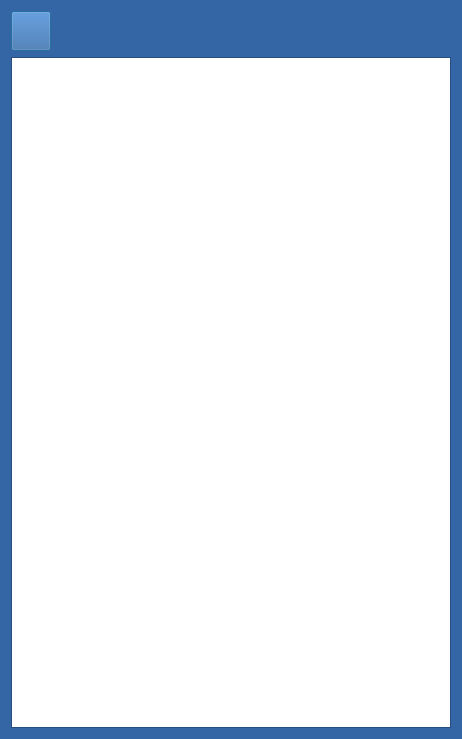
Before: the Qt Designer form ocieplenieDialog.ui in militia11/shoes, drawn with Qt 5.
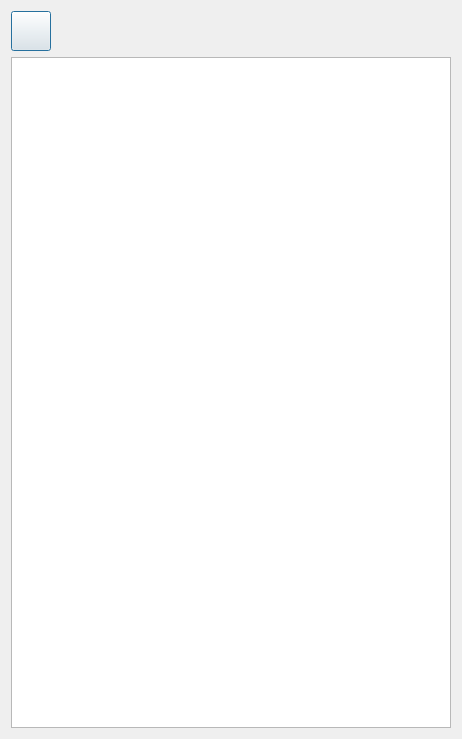
After: the same form once the commit is applied. Icons and pictures are not drawn.

The edit to the form file:
```diff
--- a/ocieplenieDialog.ui
+++ b/ocieplenieDialog.ui
@@ -10,421 +10,6 @@
     <height>739</height>
    </rect>
   </property>
-  <property name="palette">
-   <palette>
-    <active>
-     <colorrole role="WindowText">
-      <brush brushstyle="SolidPattern">
-       <color alpha="255">
-        <red>0</red>
-        <green>0</green>
-        <blue>0</blue>
-       </color>
-      </brush>
-     </colorrole>
-     <colorrole role="Button">
-      <brush brushstyle="SolidPattern">
-       <color alpha="255">
-        <red>52</red>
-        <green>101</green>
-        <blue>164</blue>
-       </color>
-      </brush>
-     </colorrole>
-     <colorrole role="Light">
-      <brush brushstyle="SolidPattern">
-       <color alpha="255">
-        <red>78</red>
-        <green>152</green>
-        <blue>246</blue>
-       </color>
-      </brush>
-     </colorrole>
-     <colorrole role="Midlight">
-      <brush brushstyle="SolidPattern">
-       <color alpha="255">
-        <red>65</red>
-        <green>126</green>
-        <blue>205</blue>
-       </color>
-      </brush>
-     </colorrole>
-     <colorrole role="Dark">
-      <brush brushstyle="SolidPattern">
-       <color alpha="255">
-        <red>26</red>
-        <green>50</green>
-        <blue>82</blue>
-       </color>
-      </brush>
-     </colorrole>
-     <colorrole role="Mid">
-      <brush brushstyle="SolidPattern">
-       <color alpha="255">
-        <red>34</red>
-        <green>67</green>
-        <blue>109</blue>
-       </color>
-      </brush>
-     </colorrole>
-     <colorrole role="Text">
-      <brush brushstyle="SolidPattern">
-       <color alpha="255">
-        <red>0</red>
-        <green>0</green>
-        <blue>0</blue>
-       </color>
-      </brush>
-     </colorrole>
-     <colorrole role="BrightText">
-      <brush brushstyle="SolidPattern">
-       <color alpha="255">
-        <red>255</red>
-        <green>255</green>
-        <blue>255</blue>
-       </color>
-      </brush>
-     </colorrole>
-     <colorrole role="ButtonText">
-      <brush brushstyle="SolidPattern">
-       <color alpha="255">
-        <red>0</red>
-        <green>0</green>
-        <blue>0</blue>
-       </color>
-      </brush>
-     </colorrole>
-     <colorrole role="Base">
-      <brush brushstyle="SolidPattern">
-       <color alpha="255">
-        <red>255</red>
-        <green>255</green>
-        <blue>255</blue>
-       </color>
-      </brush>
-     </colorrole>
-     <colorrole role="Window">
-      <brush brushstyle="SolidPattern">
-       <color alpha="255">
-        <red>52</red>
-        <green>101</green>
-        <blue>164</blue>
-       </color>
-      </brush>
-     </colorrole>
-     <colorrole role="Shadow">
-      <brush brushstyle="SolidPattern">
-       <color alpha="255">
-        <red>0</red>
-        <green>0</green>
-        <blue>0</blue>
-       </color>
-      </brush>
-     </colorrole>
-     <colorrole role="AlternateBase">
-      <brush brushstyle="SolidPattern">
-       <color alpha="255">
-        <red>153</red>
-        <green>178</green>
-        <blue>209</blue>
-       </color>
-      </brush>
-     </colorrole>
-     <colorrole role="ToolTipBase">
-      <brush brushstyle="SolidPattern">
-       <color alpha="255">
-        <red>255</red>
-        <green>255</green>
-        <blue>220</blue>
-       </color>
-      </brush>
-     </colorrole>
-     <colorrole role="ToolTipText">
-      <brush brushstyle="SolidPattern">
-       <color alpha="255">
-        <red>0</red>
-        <green>0</green>
-        <blue>0</blue>
-       </color>
-      </brush>
-     </colorrole>
-    </active>
-    <inactive>
-     <colorrole role="WindowText">
-      <brush brushstyle="SolidPattern">
-       <color alpha="255">
-        <red>0</red>
-        <green>0</green>
-        <blue>0</blue>
-       </color>
-      </brush>
-     </colorrole>
-     <colorrole role="Button">
-      <brush brushstyle="SolidPattern">
-       <color alpha="255">
-        <red>52</red>
-        <green>101</green>
-        <blue>164</blue>
-       </color>
-      </brush>
-     </colorrole>
-     <colorrole role="Light">
-      <brush brushstyle="SolidPattern">
-       <color alpha="255">
-        <red>78</red>
-        <green>152</green>
-        <blue>246</blue>
-       </color>
-      </brush>
-     </colorrole>
-     <colorrole role="Midlight">
-      <brush brushstyle="SolidPattern">
-       <color alpha="255">
-        <red>65</red>
-        <green>126</green>
-        <blue>205</blue>
-       </color>
-      </brush>
-     </colorrole>
-     <colorrole role="Dark">
-      <brush brushstyle="SolidPattern">
-       <color alpha="255">
-        <red>26</red>
-        <green>50</green>
-        <blue>82</blue>
-       </color>
-      </brush>
-     </colorrole>
-     <colorrole role="Mid">
-      <brush brushstyle="SolidPattern">
-       <color alpha="255">
-        <red>34</red>
-        <green>67</green>
-        <blue>109</blue>
-       </color>
-      </brush>
-     </colorrole>
-     <colorrole role="Text">
-      <brush brushstyle="SolidPattern">
-       <color alpha="255">
-        <red>0</red>
-        <green>0</green>
-        <blue>0</blue>
-       </color>
-      </brush>
-     </colorrole>
-     <colorrole role="BrightText">
-      <brush brushstyle="SolidPattern">
-       <color alpha="255">
-        <red>255</red>
-        <green>255</green>
-        <blue>255</blue>
-       </color>
-      </brush>
-     </colorrole>
-     <colorrole role="ButtonText">
-      <brush brushstyle="SolidPattern">
-       <color alpha="255">
-        <red>0</red>
-        <green>0</green>
-        <blue>0</blue>
-       </color>
-      </brush>
-     </colorrole>
-     <colorrole role="Base">
-      <brush brushstyle="SolidPattern">
-       <color alpha="255">
-        <red>255</red>
-        <green>255</green>
-        <blue>255</blue>
-       </color>
-      </brush>
-     </colorrole>
-     <colorrole role="Window">
-      <brush brushstyle="SolidPattern">
-       <color alpha="255">
-        <red>52</red>
-        <green>101</green>
-        <blue>164</blue>
-       </color>
-      </brush>
-     </colorrole>
-     <colorrole role="Shadow">
-      <brush brushstyle="SolidPattern">
-       <color alpha="255">
-        <red>0</red>
-        <green>0</green>
-        <blue>0</blue>
-       </color>
-      </brush>
-     </colorrole>
-     <colorrole role="AlternateBase">
-      <brush brushstyle="SolidPattern">
-       <color alpha="255">
-        <red>153</red>
-        <green>178</green>
-        <blue>209</blue>
-       </color>
-      </brush>
-     </colorrole>
-     <colorrole role="ToolTipBase">
-      <brush brushstyle="SolidPattern">
-       <color alpha="255">
-        <red>255</red>
-        <green>255</green>
-        <blue>220</blue>
-       </color>
-      </brush>
-     </colorrole>
-     <colorrole role="ToolTipText">
-      <brush brushstyle="SolidPattern">
-       <color alpha="255">
-        <red>0</red>
-        <green>0</green>
-        <blue>0</blue>
-       </color>
-      </brush>
-     </colorrole>
-    </inactive>
-    <disabled>
-     <colorrole role="WindowText">
-      <brush brushstyle="SolidPattern">
-       <color alpha="255">
-        <red>26</red>
-        <green>50</green>
-        <blue>82</blue>
-       </color>
-      </brush>
-     </colorrole>
-     <colorrole role="Button">
-      <brush brushstyle="SolidPattern">
-       <color alpha="255">
-        <red>52</red>
-        <green>101</green>
-        <blue>164</blue>
-       </color>
-      </brush>
-     </colorrole>
-     <colorrole role="Light">
-      <brush brushstyle="SolidPattern">
-       <color alpha="255">
-        <red>78</red>
-        <green>152</green>
-        <blue>246</blue>
-       </color>
-      </brush>
-     </colorrole>
-     <colorrole role="Midlight">
-      <brush brushstyle="SolidPattern">
-       <color alpha="255">
-        <red>65</red>
-        <green>126</green>
-        <blue>205</blue>
-       </color>
-      </brush>
-     </colorrole>
-     <colorrole role="Dark">
-      <brush brushstyle="SolidPattern">
-       <color alpha="255">
-        <red>26</red>
-        <green>50</green>
-        <blue>82</blue>
-       </color>
-      </brush>
-     </colorrole>
-     <colorrole role="Mid">
-      <brush brushstyle="SolidPattern">
-       <color alpha="255">
-        <red>34</red>
-        <green>67</green>
-        <blue>109</blue>
-       </color>
-      </brush>
-     </colorrole>
-     <colorrole role="Text">
-      <brush brushstyle="SolidPattern">
-       <color alpha="255">
-        <red>26</red>
-        <green>50</green>
-        <blue>82</blue>
-       </color>
-      </brush>
-     </colorrole>
-     <colorrole role="BrightText">
-      <brush brushstyle="SolidPattern">
-       <color alpha="255">
-        <red>255</red>
-        <green>255</green>
-        <blue>255</blue>
-       </color>
-      </brush>
-     </colorrole>
-     <colorrole role="ButtonText">
-      <brush brushstyle="SolidPattern">
-       <color alpha="255">
-        <red>26</red>
-        <green>50</green>
-        <blue>82</blue>
-       </color>
-      </brush>
-     </colorrole>
-     <colorrole role="Base">
-      <brush brushstyle="SolidPattern">
-       <color alpha="255">
-        <red>52</red>
-        <green>101</green>
-        <blue>164</blue>
-       </color>
-      </brush>
-     </colorrole>
-     <colorrole role="Window">
-      <brush brushstyle="SolidPattern">
-       <color alpha="255">
-        <red>52</red>
-        <green>101</green>
-        <blue>164</blue>
-       </color>
-      </brush>
-     </colorrole>
-     <colorrole role="Shadow">
-      <brush brushstyle="SolidPattern">
-       <color alpha="255">
-        <red>0</red>
-        <green>0</green>
-        <blue>0</blue>
-       </color>
-      </brush>
-     </colorrole>
-     <colorrole role="AlternateBase">
-      <brush brushstyle="SolidPattern">
-       <color alpha="255">
-        <red>52</red>
-        <green>101</green>
-        <blue>164</blue>
-       </color>
-      </brush>
-     </colorrole>
-     <colorrole role="ToolTipBase">
-      <brush brushstyle="SolidPattern">
-       <color alpha="255">
-        <red>255</red>
-        <green>255</green>
-        <blue>220</blue>
-       </color>
-      </brush>
-     </colorrole>
-     <colorrole role="ToolTipText">
-      <brush brushstyle="SolidPattern">
-       <color alpha="255">
-        <red>0</red>
-        <green>0</green>
-        <blue>0</blue>
-       </color>
-      </brush>
-     </colorrole>
-    </disabled>
-   </palette>
-  </property>
   <property name="windowTitle">
    <string>Ocieplenia</string>
   </property>
```
